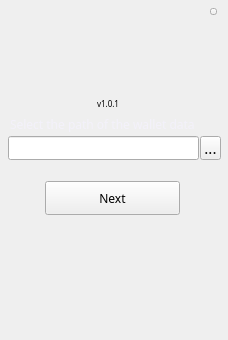
Before: the Qt Designer form LNKWallet/selectwalletpathwidget.ui in HcashOrg/hx-indicator, drawn with Qt 5.
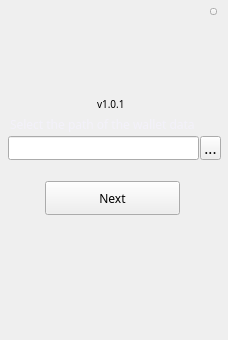
After: the same form once the commit is applied.

The edit to the form file:
```diff
--- a/LNKWallet/selectwalletpathwidget.ui
+++ b/LNKWallet/selectwalletpathwidget.ui
@@ -122,7 +122,7 @@
     </font>
    </property>
    <property name="styleSheet">
-    <string notr="true">font-size: 8px;</string>
+    <string notr="true">font-size: 10px;</string>
    </property>
    <property name="text">
     <string>v1.0.1</string>
```
